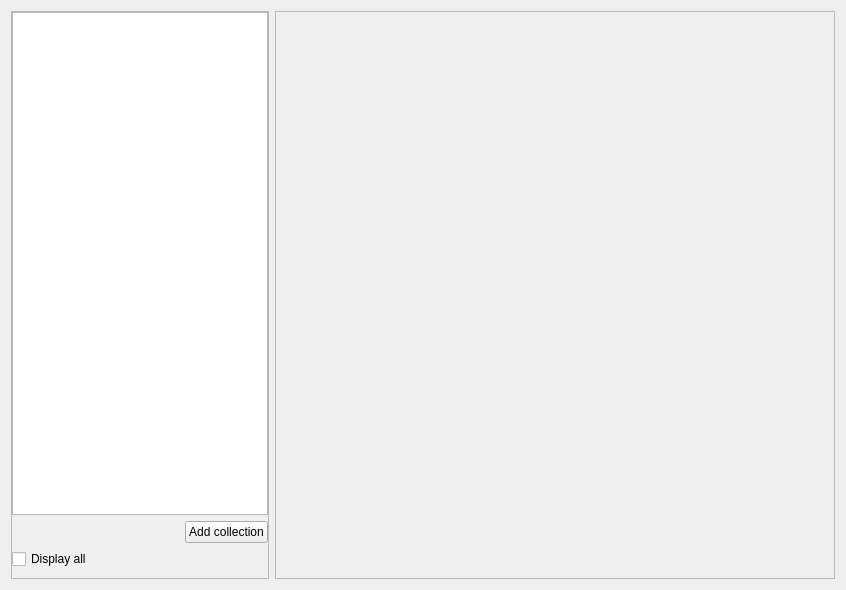
KDE/ring-kde, file src/conf/dlgaddressbookbase.ui: the form before one commit.
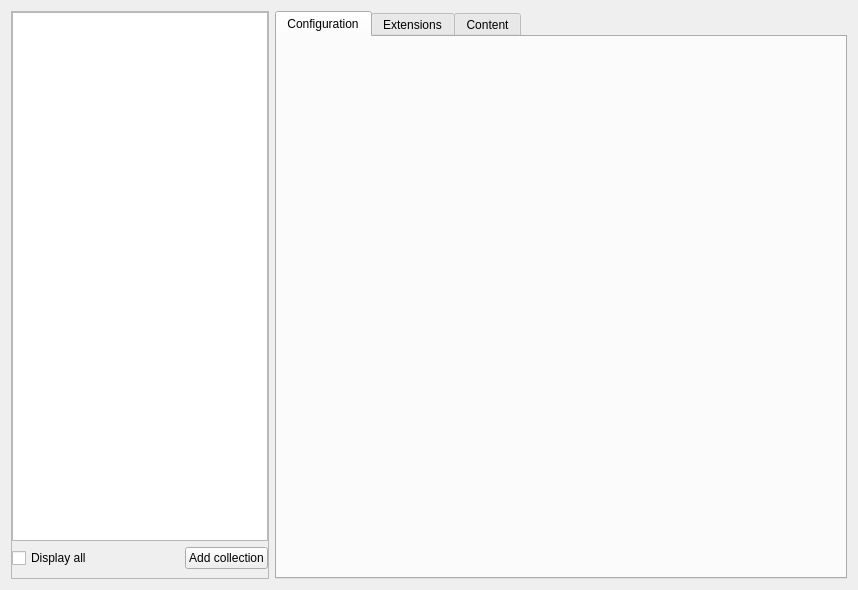
The form after the commit. Custom widgets are drawn as their Qt base class.

Diff of the .ui file:
```diff
--- a/src/conf/dlgaddressbookbase.ui
+++ b/src/conf/dlgaddressbookbase.ui
@@ -55,17 +55,20 @@
         <property name="indentation">
          <number>5</number>
         </property>
-       </widget>
-      </item>
-      <item row="2" column="0">
-       <widget class="QCheckBox" name="kcfg_displayAllCollections">
-        <property name="text">
-         <string>Display all</string>
+        <property name="sortingEnabled">
+         <bool>true</bool>
         </property>
        </widget>
       </item>
       <item row="1" column="0">
        <layout class="QHBoxLayout" name="horizontalLayout">
+        <item>
+         <widget class="QCheckBox" name="kcfg_displayAllCollections">
+          <property name="text">
+           <string>Display all</string>
+          </property>
+         </widget>
+        </item>
         <item>
          <spacer name="horizontalSpacer">
           <property name="orientation">
@@ -95,6 +98,16 @@
     </widget>
    </item>
    <item>
+    <widget class="QTabWidget" name="tabWidget">
+     <property name="currentIndex">
+      <number>0</number>
+     </property>
+     <widget class="QWidget" name="m_pTabConfig">
+      <attribute name="title">
+       <string>Configuration</string>
+      </attribute>
+      <layout class="QVBoxLayout" name="verticalLayout_2">
+       <item>
     <widget class="QFrame" name="frame_2">
      <property name="sizePolicy">
       <sizepolicy hsizetype="Expanding" vsizetype="Expanding">
@@ -109,12 +122,37 @@
       </size>
      </property>
      <property name="frameShape">
-      <enum>QFrame::StyledPanel</enum>
+          <enum>QFrame::NoFrame</enum>
      </property>
      <property name="frameShadow">
-      <enum>QFrame::Raised</enum>
-     </property>
-     <layout class="QVBoxLayout" name="verticalLayout"/>
+          <enum>QFrame::Plain</enum>
+         </property>
+         <layout class="QVBoxLayout" name="verticalLayout">
+          <property name="margin">
+           <number>0</number>
+          </property>
+         </layout>
+        </widget>
+       </item>
+      </layout>
+      <zorder>frame_2</zorder>
+      <zorder>frame_2</zorder>
+     </widget>
+     <widget class="QWidget" name="m_pTabExtent">
+      <attribute name="title">
+       <string>Extensions</string>
+      </attribute>
+     </widget>
+     <widget class="QWidget" name="m_pTabContent">
+      <attribute name="title">
+       <string>Content</string>
+      </attribute>
+      <layout class="QVBoxLayout" name="verticalLayout_3">
+       <item>
+        <widget class="QTableView" name="tableView"/>
+       </item>
+      </layout>
+     </widget>
     </widget>
    </item>
   </layout>
```
Lines whose indentation alone changed are shown as unchanged.
